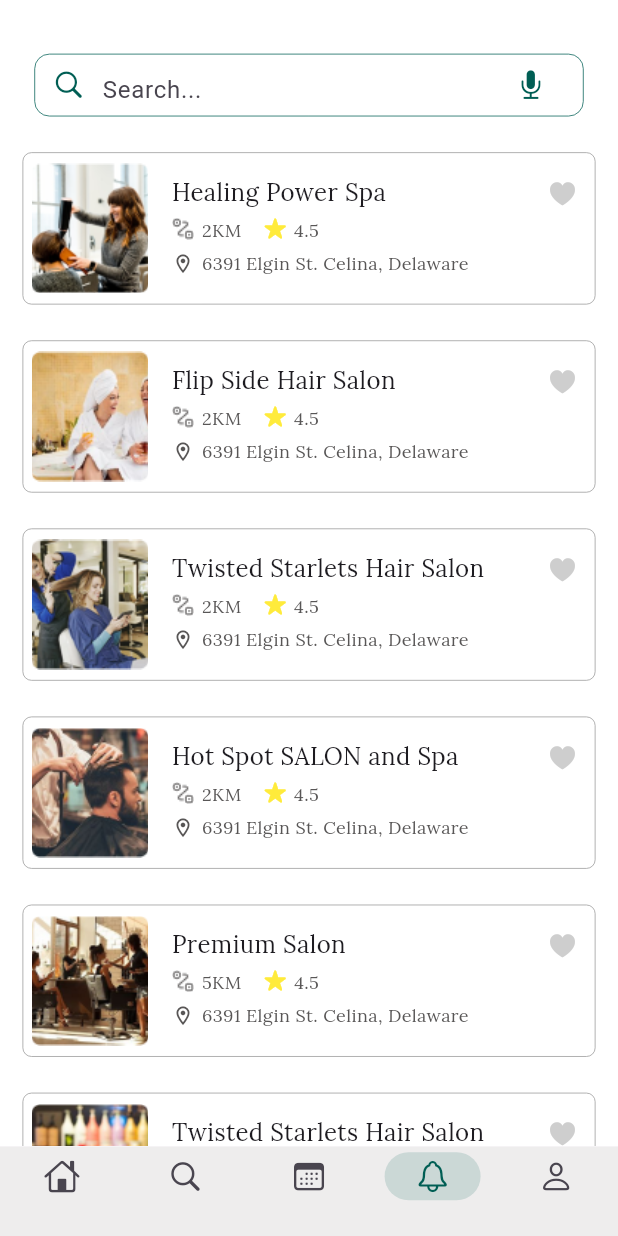
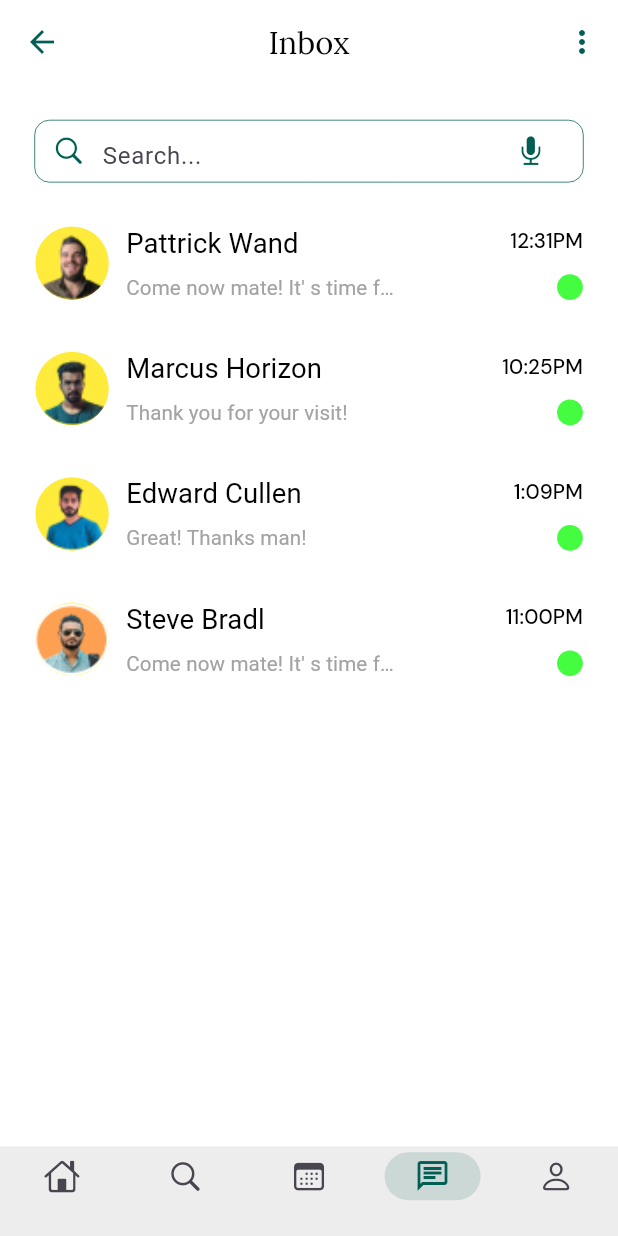
Before and after one commit to TheScriptRailoth/Hair-Haven, a Flutter app: the BottomNavBar screen opened directly, item 4 of the bottom bar chosen, on a phone screen of 412 x 824 dp. Run offline on Flutter 3.47's test engine with Material 3 defaults, Android fonts, the phone set to English and light mode, and no system bars; our stand-ins replace flare_flutter, flutter_rating_bar, flutter_screenutil, get, google_fonts, google_nav_bar and 3 more.

Commit message:
HAIR-HAVEN: Added chat section and screen
Signed-off-by: Ashutosh <am3718440@gmail.com>

```diff
--- /dev/null
+++ b/lib/presentation/pages/main_screens/chat_screen.dart
@@ -0,0 +1,115 @@
+import 'package:flutter/cupertino.dart';
+import 'package:flutter/material.dart';
+import 'package:flutter_screenutil/flutter_screenutil.dart';
+import 'package:google_fonts/google_fonts.dart';
+import 'package:hair_haven/presentation/widgets/chat_message_widget.dart';
+
+import '../../../core/theme/mycolors.dart';
+class ChatScreen extends StatefulWidget {
+  const ChatScreen({super.key});
+
+  @override
+  State<ChatScreen> createState() => _ChatScreenState();
+}
+
+class _ChatScreenState extends State<ChatScreen> {
+  @override
+  Widget build(BuildContext context) {
+    return Scaffold(
+      backgroundColor: Colors.white,
+      appBar: AppBar(
+        title: Text("Inbox", style: GoogleFonts.lora(
+            fontSize: 18.sp,
+            fontWeight: FontWeight.w400,
+            color: Colors.black
+        ),),
+        centerTitle: true,
+        elevation: 0.0,
+        backgroundColor: Colors.white,
+        iconTheme: IconThemeData(
+          color: MyColors.primaryColor
+        ),
+        actions: [
+          IconButton(
+            onPressed: () {  },
+            icon:Icon(Icons.more_vert_rounded, color: MyColors.primaryColor),
+          )
+        ],
+      ),
+      body: SingleChildScrollView(
+        scrollDirection: Axis.vertical,
+        child: Column(
+          children: [
+            Padding(
+                padding: EdgeInsets.only(top: 20.h, left: 20.w, right: 20.w),
+                child: Container(
+                  height: 35.h,
+                  width: 348.w,
+                  decoration: BoxDecoration(
+                    shape: BoxShape.rectangle,
+                    border: Border.all(width: 0.5, color: MyColors.primaryColor),
+                    borderRadius: BorderRadius.circular(10),
+                  ),
+                  child: Row(
+                    children: [
+                      SizedBox(width: 10.w,),
+                      Icon(CupertinoIcons.search, color: MyColors.primaryColor, size: 22,),
+                      SizedBox(width: 10.w,),
+                      Container(
+                        height: 35.h,
+                        width: 230.w,
+                        child: TextFormField(
+                          decoration: InputDecoration(
+                            hintText: 'Search...',
+                            border: InputBorder.none,
+                          ),
+                        ),
+                      ),
+                      SizedBox(width: 10.w,),
+                      Icon(CupertinoIcons.mic_fill, color: MyColors.primaryColor,size: 22,)
+                    ],
+                  ),
+                )
+            ),
+            SizedBox(height: 10.h,),
+            Padding(
+              padding: EdgeInsets.symmetric(horizontal: 10.w),
+              child: Column(
+                children: [
+                  ChatMessageWidget(
+                      userName: 'Pattrick Wand',
+                      msg: 'Come now mate! It\'\ s time for the game',
+                      profileImg: 'assets/chat-profiles/chat1_profile.png',
+                      time: '12:31PM',
+                      isUnread: true
+                  ),
+                  ChatMessageWidget(
+                      userName: 'Marcus Horizon',
+                      msg: 'Thank you for your visit!',
+                      profileImg: 'assets/chat-profiles/chat2_profile.png',
+                      time: '10:25PM',
+                      isUnread: true
+                  ),
+                  ChatMessageWidget(
+                      userName: 'Edward Cullen',
+                      msg: 'Great! Thanks man!',
+                      profileImg: 'assets/chat-profiles/chat3_profile.png',
+                      time: '1:09PM',
+                      isUnread: true
+                  ),
+                  ChatMessageWidget(
+                      userName: 'Steve Bradl',
+                      msg: 'Come now mate! It\'\ s time for the game',
+                      profileImg: 'assets/chat-profiles/chat4_profile.png',
+                      time: '11:00PM',
+                      isUnread: true
+                  ),
+                ],
+              ),
+            )
+          ],
+        ),
+      ),
+    );
+  }
+}
--- a/lib/presentation/widgets/bottom_nav_bar.dart
+++ b/lib/presentation/widgets/bottom_nav_bar.dart
@@ -4,6 +4,7 @@ import 'package:flutter_screenutil/flutter_screenutil.dart';
 import 'package:get/get.dart';
 import 'package:get/get_state_manager/src/simple/get_controllers.dart';
 import 'package:hair_haven/core/theme/mycolors.dart';
+import 'package:hair_haven/presentation/pages/main_screens/chat_screen.dart';
 import 'package:hair_haven/presentation/pages/main_screens/home_screen.dart';
 import 'package:hair_haven/presentation/pages/barber_profile_screen.dart';
 import 'package:hair_haven/presentation/pages/main_screens/profile_screen.dart';
@@ -29,7 +30,7 @@ class BottomNavBar extends StatelessWidget {
             NavigationDestination(icon: controller.selectedIndex.value==0?Icon(CupertinoIcons.home, color: MyColors.primaryColor,):Icon(CupertinoIcons.home), label: '',),
             NavigationDestination(icon: controller.selectedIndex.value==1?Icon(CupertinoIcons.search, color: MyColors.primaryColor,):Icon(CupertinoIcons.search), label: ''),
             NavigationDestination(icon: controller.selectedIndex.value==2?Icon(CupertinoIcons.calendar,color: MyColors.primaryColor,):Icon(CupertinoIcons.calendar), label: ''),
-            NavigationDestination(icon: controller.selectedIndex.value==3?Icon(CupertinoIcons.bell,color: MyColors.primaryColor,):Icon(CupertinoIcons.bell), label: ''),
+            NavigationDestination(icon: controller.selectedIndex.value==3?Icon(Icons.chat_outlined,color: MyColors.primaryColor,):Icon(Icons.chat_outlined), label: ''),
             NavigationDestination(icon: controller.selectedIndex.value==4?Icon(CupertinoIcons.person,color: MyColors.primaryColor,):Icon(CupertinoIcons.person), label: ''),
           ],
         ),
@@ -41,5 +42,5 @@ class BottomNavBar extends StatelessWidget {
 class NavigationController extends GetxController{
   final Rx<int> selectedIndex= 0.obs;
 
-  final screens=[HomeScreen(), SearchScreen(), SearchScreen(), SearchScreen(), ProfileScreen()];
+  final screens=[HomeScreen(), SearchScreen(), SearchScreen(), ChatScreen(), ProfileScreen()];
 }
--- /dev/null
+++ b/lib/presentation/widgets/chat_message_widget.dart
@@ -0,0 +1,102 @@
+import 'package:flutter/material.dart';
+import 'package:flutter_screenutil/flutter_screenutil.dart';
+import 'package:google_fonts/google_fonts.dart';
+import 'package:velocity_x/velocity_x.dart';
+class ChatMessageWidget extends StatefulWidget {
+  final String userName;
+  final String msg;
+  final String time;
+  final String profileImg;
+  final bool isUnread;
+  const ChatMessageWidget({Key?key, required this.userName, required this.msg, required this.profileImg, required this.time, required this.isUnread}):super(key: key);
+
+  @override
+  State<ChatMessageWidget> createState() => _ChatMessageWidgetState();
+}
+
+class _ChatMessageWidgetState extends State<ChatMessageWidget> {
+  @override
+  Widget build(BuildContext context) {
+    return Container(
+      height: 70.h,
+      child: TextButton(
+        onPressed: (){},
+        child: Row(
+          mainAxisAlignment: MainAxisAlignment.spaceBetween,
+          crossAxisAlignment: CrossAxisAlignment.center,
+          children: [
+            Row(
+              children: [
+                Container(
+                  width: 43.w,
+                  height: 41.h,
+                  decoration: BoxDecoration(
+                      shape: BoxShape.circle,
+                      color: Colors.yellow
+                  ),
+                  child: ClipRRect(
+                    borderRadius: BorderRadius.circular(50.r),
+                    child: Image.asset(widget.profileImg, fit: BoxFit.cover,),
+                  ),
+                ),
+                SizedBox(width: 10.w,),
+                Container(
+                  height: 70.h,
+                  width: MediaQuery.sizeOf(context).width/2-20,
+                  child: Column(
+                    crossAxisAlignment: CrossAxisAlignment.start,
+                    mainAxisAlignment: MainAxisAlignment.center,
+                    children: [
+                      Text(widget.userName, style: GoogleFonts.roboto(
+                          fontSize: 16.sp,
+                          fontWeight: FontWeight.w400,
+                          color: Colors.black
+                      ),
+                        maxLines: 1,
+                        overflow: TextOverflow.ellipsis,
+                      ),
+                      SizedBox(height: 5.h,),
+                      Text(widget.msg, style: GoogleFonts.roboto(
+                        fontWeight: FontWeight.w400,
+                        fontSize: 12.sp,
+                        color: Color(0xffA3A3A3),
+                      ),
+                        maxLines: 1,
+                        overflow: TextOverflow.ellipsis,
+                      )
+                    ],
+                  ),
+                ),
+              ],
+            ),
+            Container(
+              height: 70.h,
+              width: 80.w,
+              child: Column(
+                crossAxisAlignment: CrossAxisAlignment.end,
+                mainAxisAlignment: MainAxisAlignment.center,
+                children: [
+                  Text(widget.time, style: GoogleFonts.dmSans(
+                      fontSize: 12.sp,
+                      fontWeight: FontWeight.w500,
+                      color: Colors.black
+                  ),),
+                  SizedBox(height: 10.h,),
+                  Container(
+                    height: 15.h,
+                    width: 15.w,
+                    decoration: BoxDecoration(
+                      shape: BoxShape.circle,
+                      color: widget.isUnread?Color(0xff44FC40):Colors.white,
+                    ),
+                  )
+                ],
+              ),
+            ),
+
+          ],
+        ),
+      ),
+    );
+  }
+}
--- a/pubspec.yaml
+++ b/pubspec.yaml
@@ -73,6 +73,8 @@ flutter:
      - assets/images/
      - assets/
      - assets/animation/
+     - assets/user-posts/
+     - assets/chat-profiles/
 
   # An image asset can refer to one or more resolution-specific "variants", see
   # https://flutter.dev/assets-and-images/#resolution-aware
```
Also changed, not shown: lib/presentation/pages/user-profile-screens/detailed_user_profile.dart (+32 -24 lines), lib/presentation/pages/user-profile-screens/edit_profie_screen.dart (added, +298 -0 lines), assets/chat-profiles/chat1_profile.png (added), assets/chat-profiles/chat2_profile.png (added), assets/chat-profiles/chat3_profile.png (added), assets/chat-profiles/chat4_profile.png (added), assets/user-posts/post1.png (added), assets/user-posts/post2.png (added), assets/user-posts/post3.png (added), assets/user-posts/post4.png (added), assets/user-posts/post5.png (added), assets/user-posts/post6.png (added), assets/user-posts/post7.png (added), assets/user-posts/post8.png (added), 1 more files.
